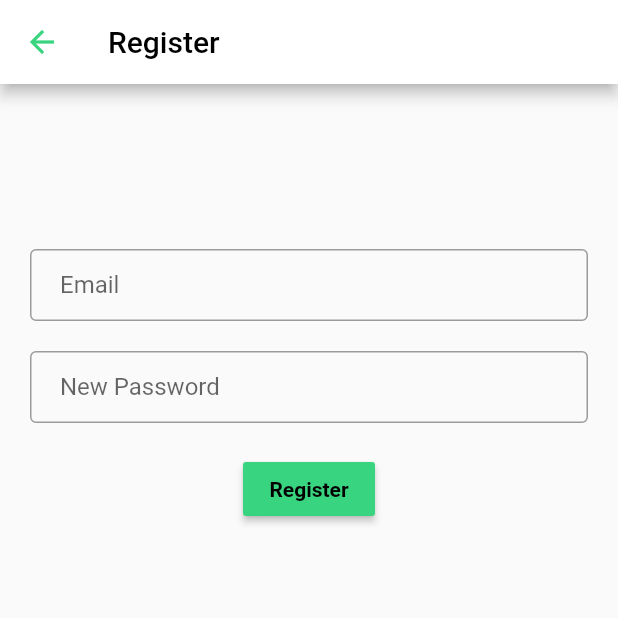
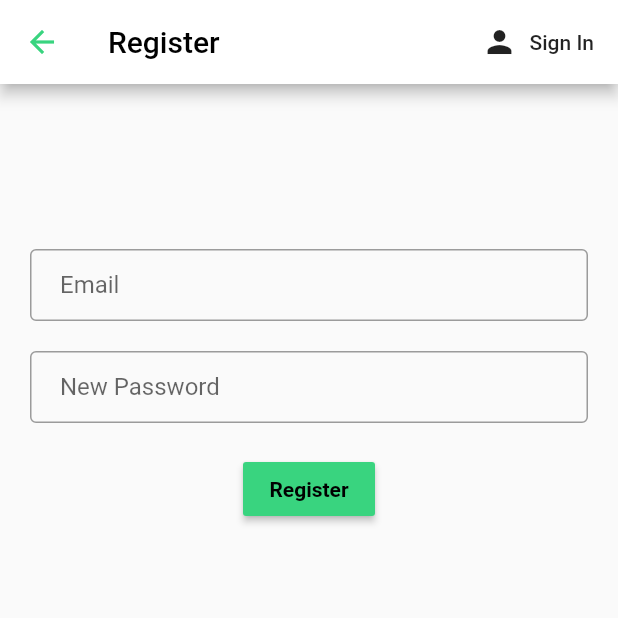
Before and after one commit to nanduu04/satsung, a Flutter app: the Register screen opened directly, on a phone screen of 412 x 824 dp, the top half of it. Run offline on Flutter 3.47's test engine with Material 2 defaults, Android fonts, the phone set to English and light mode, and no system bars; our stand-ins replace cloud_firestore, firebase_auth, flutter_spinkit; accounts and stored records are empty.

Commit message:
working Login UI using firebase

```diff
--- a/satsung_flutter/lib/screens/authenticate/register.dart
+++ b/satsung_flutter/lib/screens/authenticate/register.dart
@@ -32,10 +32,17 @@ class _RegisterState extends State<Register> {
         backgroundColor: Colors.white,
         title: Text('Register', style: TextStyle(
           color: Colors.black
-        ),),
+        ),), actions: <Widget>[
+          SizedBox(height: 50.0),
+          FlatButton.icon(
+            icon: Icon(Icons.person),
+            label: Text('Sign In'),
+            onPressed: () => widget.toggleView(),
+          ),
+        ],
         leading: BackButton(
           color: Color(0xff39d47f)),
-      ),
+         ),
       body: Container(
         padding: EdgeInsets.fromLTRB(20.0, 60.0, 20.0, 10.0),
         child: Form(
```
Also changed, not shown: satsung_flutter/lib/screens/authenticate/authenticate.dart (+4 -4 lines), satsung_flutter/lib/screens/authenticate/sign_in.dart (+9 -9 lines), satsung_flutter/lib/screens/authenticate/welcomePage.dart (+13 -10 lines).
